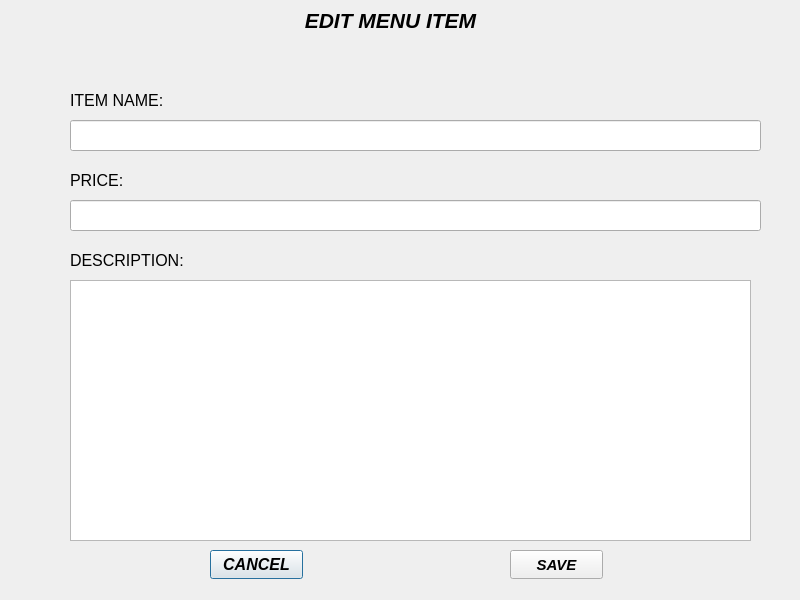
Old version of the form RMS_qt/editmenuitem.ui in the repository dev-pratik02/RMS.
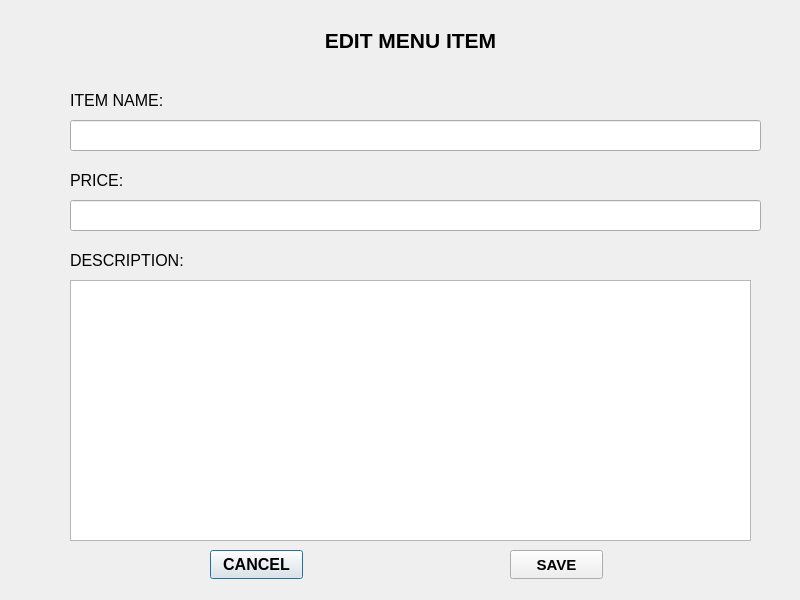
New version of the form.

The edit to the form file:
```diff
--- a/RMS_qt/editmenuitem.ui
+++ b/RMS_qt/editmenuitem.ui
@@ -98,8 +98,9 @@
    </property>
    <property name="font">
     <font>
+     <family>Arial</family>
      <pointsize>12</pointsize>
-     <italic>true</italic>
+     <italic>false</italic>
      <bold>true</bold>
     </font>
    </property>
@@ -136,8 +137,9 @@
    </property>
    <property name="font">
     <font>
+     <family>Arial</family>
      <pointsize>11</pointsize>
-     <italic>true</italic>
+     <italic>false</italic>
      <bold>true</bold>
     </font>
    </property>
@@ -148,16 +150,17 @@
   <widget class="QLabel" name="EDITMENUITEM">
    <property name="geometry">
     <rect>
-     <x>270</x>
-     <y>0</y>
+     <x>290</x>
+     <y>20</y>
      <width>241</width>
      <height>41</height>
     </rect>
    </property>
    <property name="font">
     <font>
+     <family>Arial</family>
      <pointsize>16</pointsize>
-     <italic>true</italic>
+     <italic>false</italic>
      <bold>true</bold>
     </font>
    </property>
```
